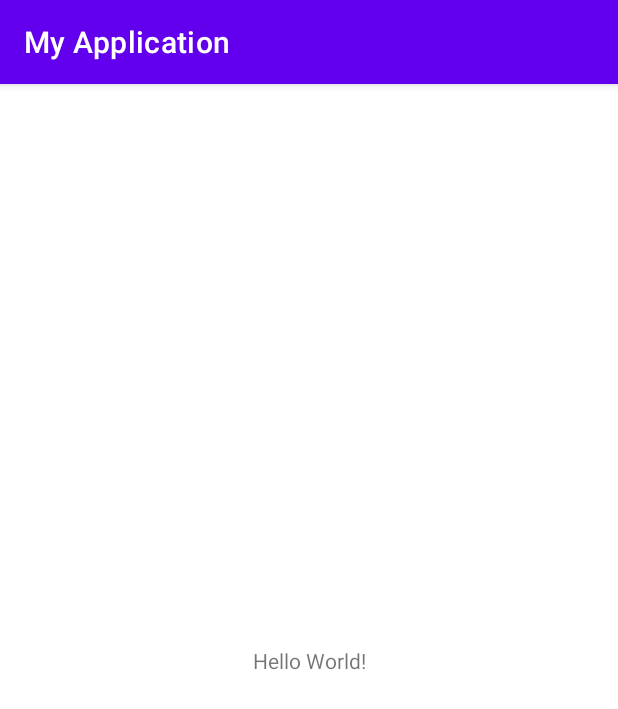
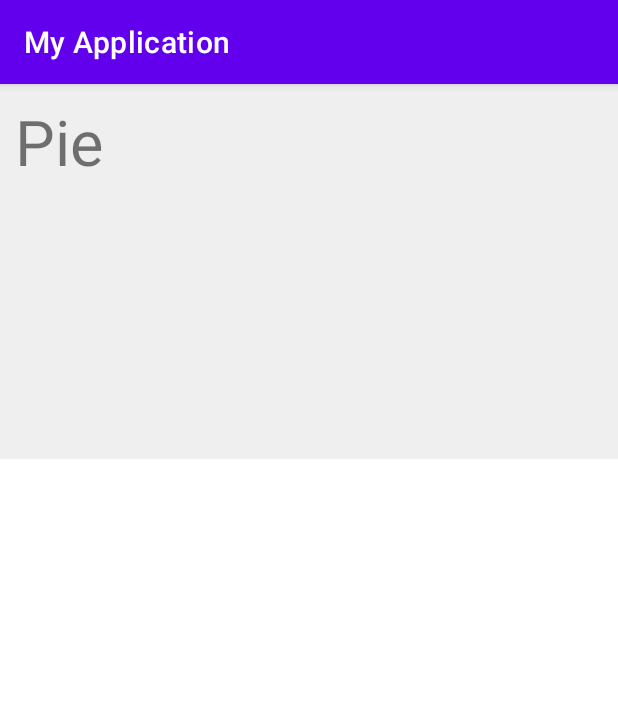
Before and after one commit to Yussefoh/CalculatorApp, an Android app: the screen it shows after launch (MainActivity), on a phone screen of 412 x 824 dp. Shown: the top 709 px of the screen. Run offline under Robolectric (Android 15) with nearby library versions, the phone set to English and light mode, and no system bars.

Commit message:
CalculatorApp [Setup]: Changed main activity to use LinearLayout and added light grey as a color option

```diff
--- a/app/src/main/res/layout/activity_main.xml
+++ b/app/src/main/res/layout/activity_main.xml
@@ -1,18 +1,19 @@
 <?xml version="1.0" encoding="utf-8"?>
-<androidx.constraintlayout.widget.ConstraintLayout xmlns:android="http://schemas.android.com/apk/res/android"
+<LinearLayout xmlns:android="http://schemas.android.com/apk/res/android"
     xmlns:app="http://schemas.android.com/apk/res-auto"
     xmlns:tools="http://schemas.android.com/tools"
     android:layout_width="match_parent"
     android:layout_height="match_parent"
     tools:context=".MainActivity">
 
-    <TextView
-        android:layout_width="wrap_content"
-        android:layout_height="wrap_content"
-        android:text="Hello World!"
-        app:layout_constraintBottom_toBottomOf="parent"
-        app:layout_constraintEnd_toEndOf="parent"
-        app:layout_constraintStart_toStartOf="parent"
-        app:layout_constraintTop_toTopOf="parent" />
+<TextView
+    android:layout_width="match_parent"
+    android:layout_height="250dp"
+    android:background="@color/light_grey"
+    android:padding="10dp"
+    android:textSize="42sp"
+    android:text="Pie"
+    />
 
-</androidx.constraintlayout.widget.ConstraintLayout>
+
+</LinearLayout>
--- a/app/src/main/res/values/colors.xml
+++ b/app/src/main/res/values/colors.xml
@@ -7,4 +7,5 @@
     <color name="teal_700">#FF018786</color>
     <color name="black">#FF000000</color>
     <color name="white">#FFFFFFFF</color>
+    <color name="light_grey">#EFEFEF</color>
 </resources>
```
